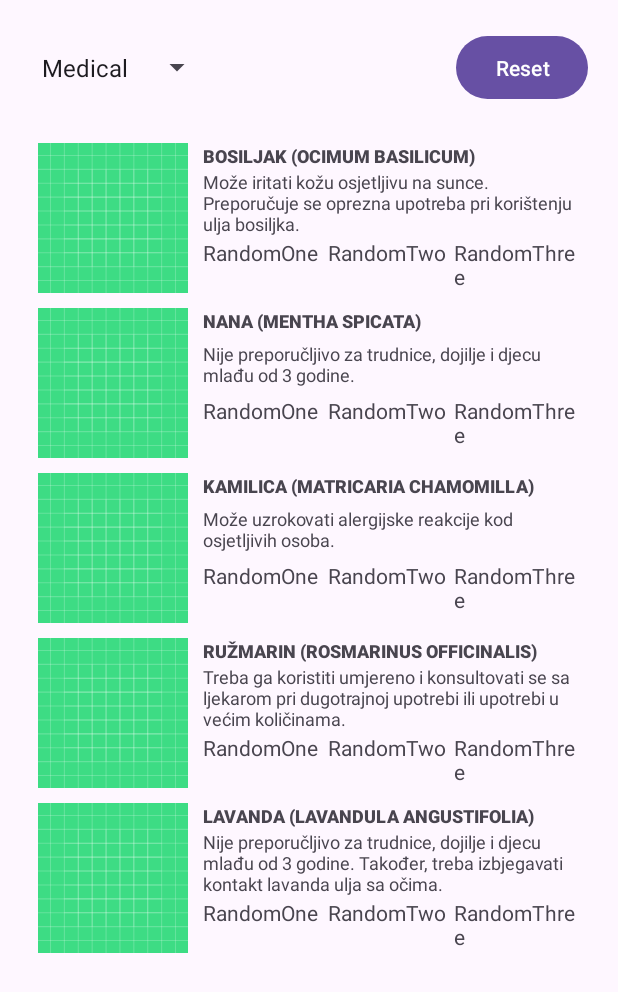
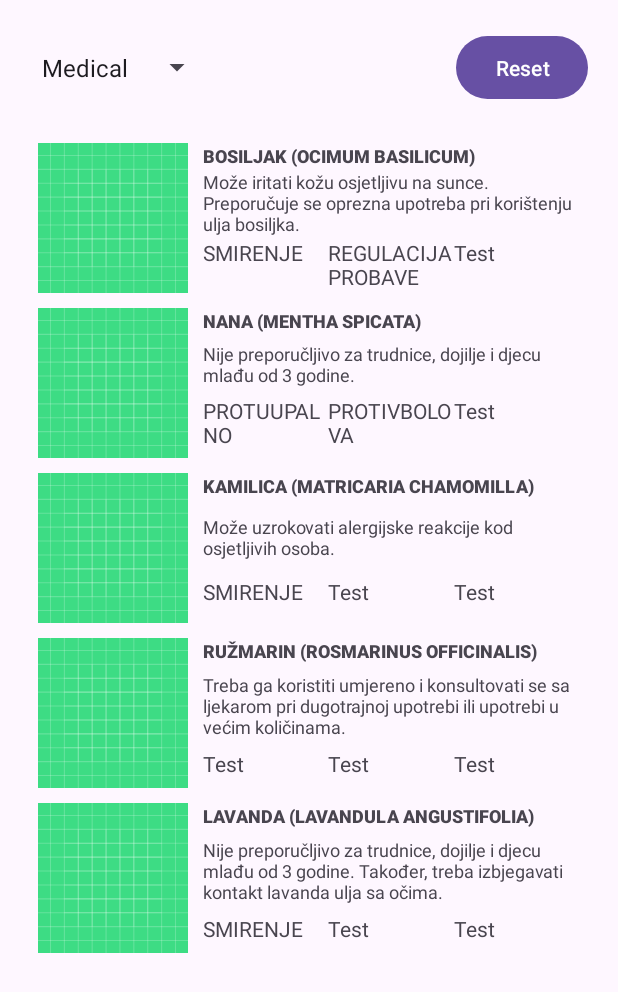
Before and after one commit to tanerbajrovic/botanic-app, an Android app: the screen it shows after launch (MainActivity), after a tap on "Reset", on a phone screen of 412 x 824 dp. Shown: the top 992 px of the screen. Run offline under Robolectric (Android 15) with nearby library versions, the phone set to English and light mode, and no system bars.

Commit message:
Update PlantViewHolder with empty list handling

```diff
--- a/app/src/main/java/ba/unsa/etf/rma/tanerbajrovic/PlantViewHolder.kt
+++ b/app/src/main/java/ba/unsa/etf/rma/tanerbajrovic/PlantViewHolder.kt
@@ -11,53 +11,68 @@ sealed class PlantViewHolder(itemView: View) : RecyclerView.ViewHolder(itemView)
     val plantName: TextView = itemView.findViewById(R.id.nazivItem)
 
     open fun bind(plant: Biljka) {
+        plantImage.setImageResource(R.mipmap.default_tree)
         plantName.text = plant.naziv
     }
 
     class BotanicPlantViewHolder(itemView: View) : PlantViewHolder(itemView) {
-        val plantFamily: TextView = itemView.findViewById(R.id.porodicaItem)
-        val plantClimate: TextView = itemView.findViewById(R.id.klimatskiTipItem)
-        val plantSoil: TextView = itemView.findViewById(R.id.zemljisniTipItem)
+        private val plantFamily: TextView = itemView.findViewById(R.id.porodicaItem)
+        private val plantClimate: TextView = itemView.findViewById(R.id.klimatskiTipItem)
+        private val plantSoil: TextView = itemView.findViewById(R.id.zemljisniTipItem)
 
         override fun bind(plant: Biljka) {
             super.bind(plant)
             plantFamily.text = plant.porodica
-            plantSoil.text = plant.zemljisniTipovi[0].toString()
-            plantClimate.text = plant.klimatskiTipovi[0].toString()
+            if (plant.zemljisniTipovi.isNotEmpty())
+                plantSoil.text = plant.zemljisniTipovi[0].toString()
+            if (plant.klimatskiTipovi.isNotEmpty())
+                plantClimate.text = plant.klimatskiTipovi[0].toString()
         }
     }
 
     class CulinaryPlantViewHolder(itemView: View) : PlantViewHolder(itemView) {
-        val plantTasteProfile: TextView = itemView.findViewById(R.id.profilOkusa)
-        val plantDishOne: TextView = itemView.findViewById(R.id.jelo1Item)
-        val plantDishTwo: TextView = itemView.findViewById(R.id.jelo2Item)
-        val plantDishThree: TextView = itemView.findViewById(R.id.jelo3Item)
+        private val plantTasteProfile: TextView = itemView.findViewById(R.id.profilOkusa)
+        private val plantDishOne: TextView = itemView.findViewById(R.id.jelo1Item)
+        private val plantDishTwo: TextView = itemView.findViewById(R.id.jelo2Item)
+        private val plantDishThree: TextView = itemView.findViewById(R.id.jelo3Item)
 
         override fun bind(plant: Biljka) {
             plantTasteProfile.text = plant.profilOkusa.toString()
-//                culinaryHolder.plantDishOne.text = plants[position].jela[0]
-//                culinaryHolder.plantDishTwo.text = plants[position].jela[1]
-//                culinaryHolder.plantDishThree.text = plants[position].jela[2]
-            plantDishOne.text = "RandomOne"
-            plantDishTwo.text = "RandomTwo"
-            plantDishThree.text = "RandomThree"
+            if (plant.jela.size >= 3) { // There's a better way to do this, probably.
+                plantDishOne.text = plant.jela[0]
+                plantDishTwo.text = plant.jela[1]
+                plantDishThree.text = plant.jela[2]
+            }
+            else if (plant.jela.size == 2) {
+                plantDishOne.text = plant.jela[0]
+                plantDishTwo.text = plant.jela[1]
+            }
+            else if (plant.jela.size == 1) {
+                plantDishOne.text = plant.jela[0]
+            }
         }
     }
 
     class MedicalPlantViewHolder(itemView: View) : PlantViewHolder(itemView) {
-        val plantWarning: TextView = itemView.findViewById(R.id.upozorenjeItem)
-        val plantRemedyOne: TextView = itemView.findViewById(R.id.korist1Item)
-        val plantRemedyTwo: TextView = itemView.findViewById(R.id.korist2Item)
-        val plantRemedyThree: TextView = itemView.findViewById(R.id.korist3Item)
+        private val plantWarning: TextView = itemView.findViewById(R.id.upozorenjeItem)
+        private val plantRemedyOne: TextView = itemView.findViewById(R.id.korist1Item)
+        private val plantRemedyTwo: TextView = itemView.findViewById(R.id.korist2Item)
+        private val plantRemedyThree: TextView = itemView.findViewById(R.id.korist3Item)
 
         override fun bind(plant: Biljka) {
             plantWarning.text = plant.medicinskoUpozorenje
-//                medicalHolder.plantRemedyOne.text = plants[position].medicinskeKoristi[0].toString()
-//                medicalHolder.plantRemedyTwo.text = plants[position].medicinskeKoristi[1].toString()
-//                medicalHolder.plantRemedyThree.text = plants[position].medicinskeKoristi[2].toString()
-            plantRemedyOne.text = "RandomOne"
-            plantRemedyTwo.text = "RandomTwo"
-            plantRemedyThree.text = "RandomThree"
+            if (plant.medicinskeKoristi.size >= 3) { // There's a better way to do this, probably.
+                plantRemedyOne.text = plant.medicinskeKoristi[0].toString()
+                plantRemedyTwo.text = plant.medicinskeKoristi[1].toString()
+                plantRemedyThree.text = plant.medicinskeKoristi[2].toString()
+            }
+            else if (plant.jela.size == 2) {
+                plantRemedyOne.text = plant.medicinskeKoristi[0].toString()
+                plantRemedyTwo.text = plant.medicinskeKoristi[1].toString()
+            }
+            else if (plant.jela.size == 1) {
+                plantRemedyOne.text = plant.medicinskeKoristi[0].toString()
+            }
         }
     }
 
```
